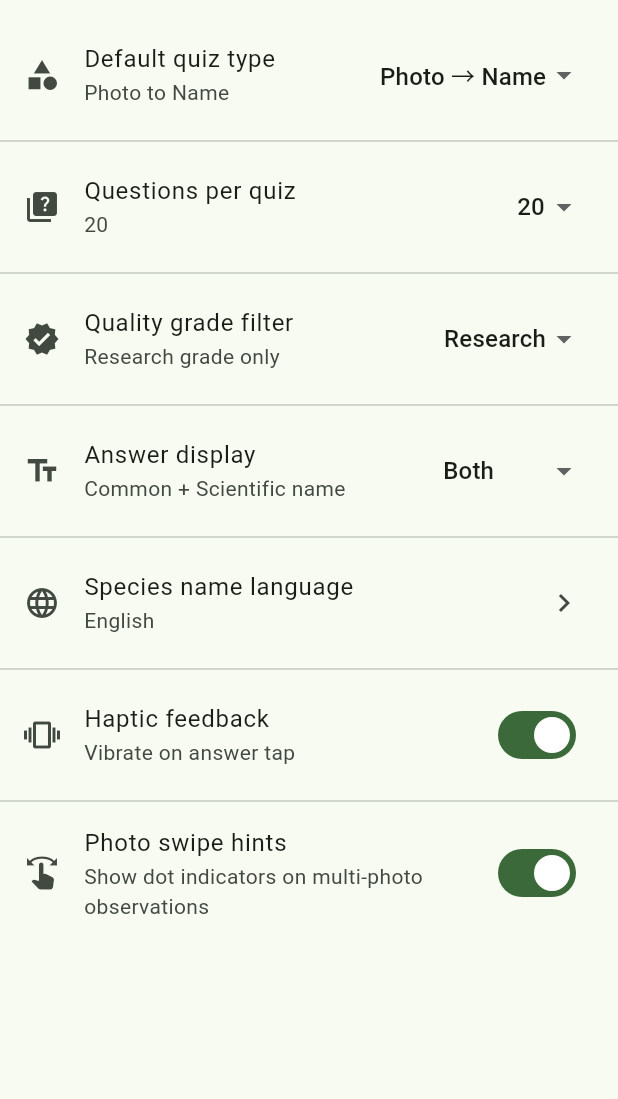
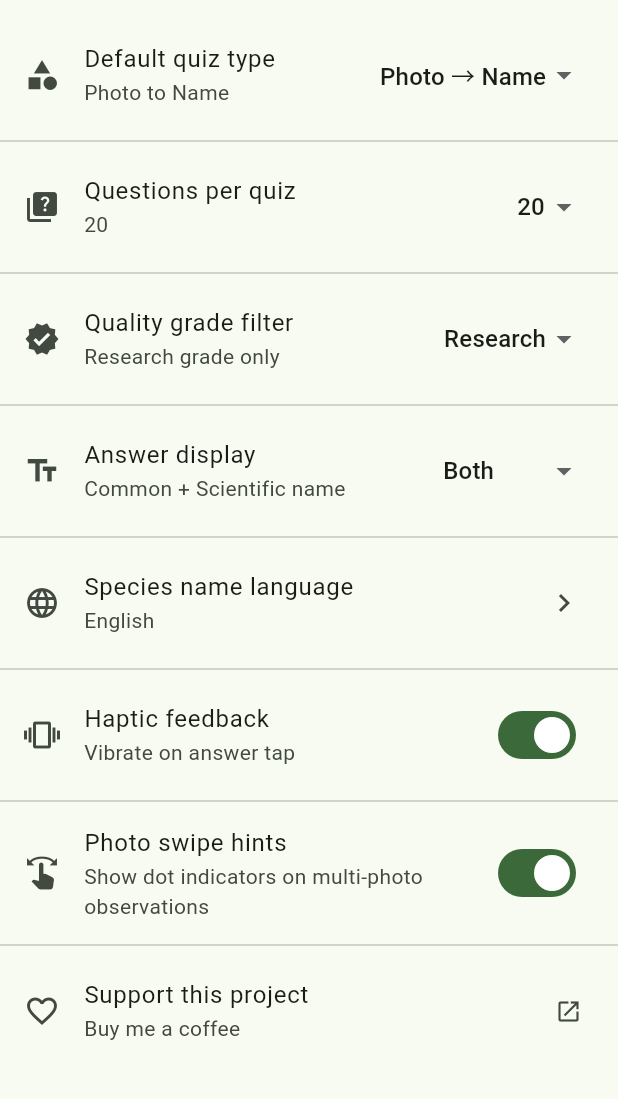
Before and after one commit to agentiphi/iNaturalist-Quiz-Builder, a Flutter app: the SettingsScreen screen opened by its route, on a phone screen of 412 x 824 dp, the part 63-1162 px from its top. Run offline on Flutter 3.47's test engine with Material 3 defaults, Android fonts, the phone set to English and light mode, and no system bars; our stand-ins replace cached_network_image, flutter_riverpod, go_router, share_plus, shared_preferences, shimmer; accounts and stored records are empty.

Commit message:
Add support link to settings screen
Co-Authored-By: Claude <noreply@anthropic.com>

```diff
--- a/lib/screens/settings_screen.dart
+++ b/lib/screens/settings_screen.dart
@@ -1,6 +1,7 @@
 import 'package:flutter/material.dart';
 import 'package:flutter_riverpod/flutter_riverpod.dart';
 import 'package:go_router/go_router.dart';
+import 'package:url_launcher/url_launcher.dart';
 
 import '../data/locale_data.dart';
 import '../models/quiz_question.dart' show QuizType;
@@ -148,6 +149,17 @@ class SettingsScreen extends ConsumerWidget {
             secondary: const Icon(Icons.swipe),
             value: settings.photoSwipeHints,
             onChanged: (_) => notifier.togglePhotoSwipeHints(),
+          ),
+          const Divider(),
+          ListTile(
+            title: const Text('Support this project'),
+            subtitle: const Text('Buy me a coffee'),
+            leading: const Icon(Icons.favorite_outline),
+            trailing: const Icon(Icons.open_in_new, size: 18),
+            onTap: () => launchUrl(
+              Uri.parse('https://ko-fi.com/agentiphi'),
+              mode: LaunchMode.externalApplication,
+            ),
           ),
         ],
       ),
--- a/pubspec.yaml
+++ b/pubspec.yaml
@@ -32,6 +32,7 @@ dependencies:
   shimmer: ^3.0.0
   path_provider: ^2.1.5
   share_plus: ^10.1.4
+  url_launcher: ^6.3.2
 
 dev_dependencies:
   flutter_test:
```
Also changed, not shown: pubspec.lock, 1 other file.
